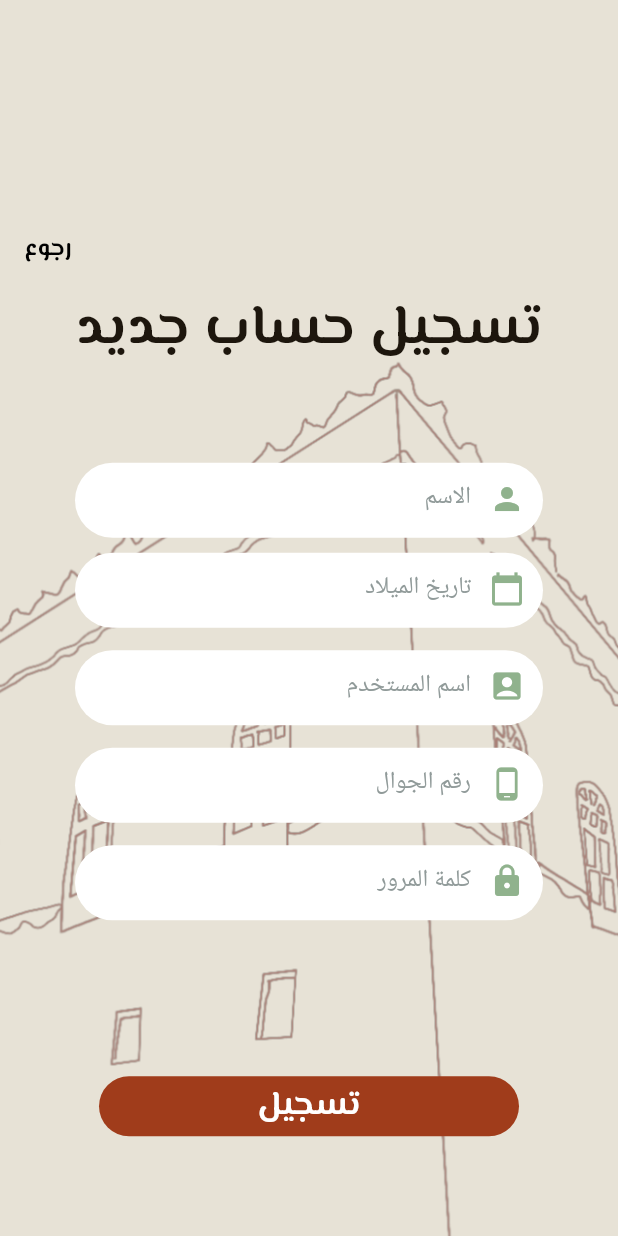
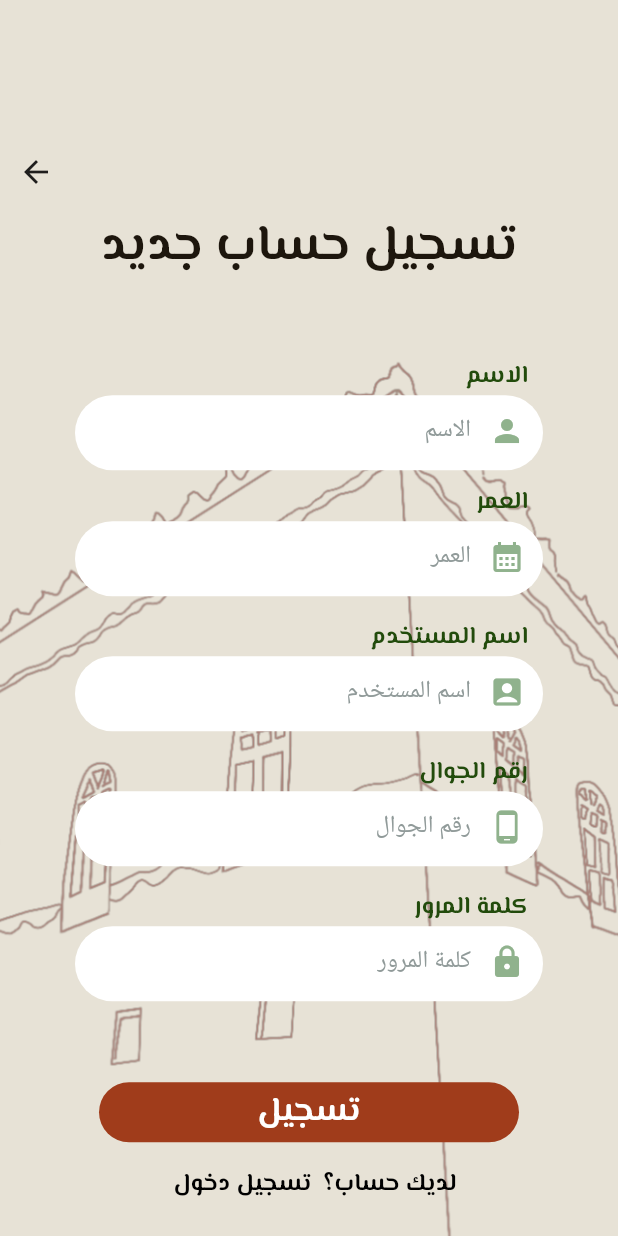
Before and after one commit to TALEED5/toto, a Flutter app: the screen it shows after launch, after a tap on "تسجيل جديد", on a phone screen of 412 x 824 dp. Run offline on Flutter 3.47's test engine with Material 2 defaults, Android fonts, the phone set to English and light mode, and no system bars.

Commit message:
back button & some changes

```diff
--- a/lib/CreateAccount.dart
+++ b/lib/CreateAccount.dart
@@ -1,7 +1,5 @@
 // ignore_for_file: prefer_const_constructors
-
 import 'package:flutter/material.dart';
-import 'package:intl/intl.dart';
 
 class CreateAccount extends StatefulWidget {
   @override
@@ -10,25 +8,16 @@ class CreateAccount extends StatefulWidget {
 
 class _CreateAccountState extends State<CreateAccount> {
   bool obscure_text = true;
-  TextEditingController dateinput = TextEditingController();
+
   Icon iconfirst = Icon(
     Icons.visibility_off,
     color: Color.fromARGB(255, 255, 255, 255),
   );
 
   @override
-  void initState() {
-    dateinput.text = ""; //set the initial value of text field
-    super.initState();
-  }
-
-  @override
   Widget build(BuildContext context) {
     return MaterialApp(
       home: Scaffold(
-        //backgroundColor: Color.fromARGB(33, 0, 0, 0),
-        //Color.fromARGB(255, 255, 253, 244),
-        //backgroundColor: Color.fromARGB(255, 146, 130, 63),
         body:
             //SafeArea(
             Container(
@@ -45,26 +34,18 @@ class _CreateAccountState extends State<CreateAccount> {
                 //mainAxisAlignment: MainAxisAlignment.center,
                 children: [
                   Container(
-                    alignment: Alignment.centerLeft,
-                    child: TextButton(
+                    alignment: Alignment.topLeft,
+                    child: IconButton(
+                      icon: Icon(Icons.arrow_back),
                       onPressed: () {
                         Navigator.pop(context);
                       },
-                      //style: ButtonStyle(alignment: Alignment.centerLeft),
-                      child: Text(
-                        "رجوع",
-                        style: TextStyle(
-                            fontWeight: FontWeight.bold,
-                            fontFamily: "ElMessiri",
-                            fontSize: 16.0,
-                            color: Color.fromARGB(255, 0, 0, 0)),
-                      ),
                     ),
                   ),
                   Text(
                     "تسجيل حساب جديد",
                     style: TextStyle(
-                        fontSize: 37.0,
+                        fontSize: 33.0,
                         color: Color.fromARGB(255, 29, 22, 13),
                         fontWeight: FontWeight.bold,
                         fontFamily: "ElMessiri"),
@@ -73,10 +54,26 @@ class _CreateAccountState extends State<CreateAccount> {
                   Padding(
                     padding: EdgeInsets.fromLTRB(0, 45, 0, 0),
                   ),
+
                   //------------------------------الاسم---------------------------------------
                   SizedBox(
-                    height: 15.0,
+                    height: 3.0,
                   ),
+                  Container(
+                    alignment: Alignment.centerRight,
+                    padding: EdgeInsets.fromLTRB(0, 0, 60, 0),
+                    child: Text(
+                      "الاسم",
+                      textAlign: TextAlign.right,
+                      style: TextStyle(
+                        fontFamily: "ElMessiri",
+                        fontSize: 16.0,
+                        color: Color.fromARGB(255, 34, 75, 12),
+                        fontWeight: FontWeight.bold,
+                      ),
+                    ),
+                  ),
+
                   Container(
                     //مربع الاسم
                     height: 50.0,
@@ -103,70 +100,65 @@ class _CreateAccountState extends State<CreateAccount> {
                     ),
                   ),
                   //------------------------
-                  Padding(
-                    padding: EdgeInsets.fromLTRB(0, 10, 0, 0),
+                  SizedBox(
+                    height: 9.0,
                   ),
                   Container(
-                    //SizedBox(
-                    //      height: 15.0,
-                    //   ),
-                    //  Container(
+                    alignment: Alignment.centerRight,
+                    padding: EdgeInsets.fromLTRB(0, 0, 60, 0),
+                    child: Text(
+                      "العمر",
+                      textAlign: TextAlign.right,
+                      style: TextStyle(
+                        fontFamily: "ElMessiri",
+                        fontSize: 16.0,
+                        color: Color.fromARGB(255, 34, 75, 12),
+                        fontWeight: FontWeight.bold,
+                      ),
+                    ),
+                  ),
+                  Container(
                     height: 50.0,
                     decoration: BoxDecoration(
                       color: Colors.white,
                       borderRadius: BorderRadius.circular(30),
                     ),
-
                     margin:
                         EdgeInsets.symmetric(vertical: 0.0, horizontal: 50.0),
                     child: TextField(
-                      controller:
-                          dateinput, //editing controller of this TextField
                       textAlign: TextAlign.right,
-                      //cursorColor: Color(0xFF90B28D),
+                      cursorColor: Color(0xFF90B28D),
                       decoration: InputDecoration(
                         border: InputBorder.none,
                         suffixIcon: Icon(
-                          Icons.calendar_today,
+                          Icons.calendar_month,
                           color: Color(0xFF90B28D),
                         ),
-                        hintText: "تاريخ الميلاد",
+                        hintText: "العمر",
                         hintStyle: TextStyle(
                           color: Color(0xFF909A99),
-                        ), //label text of field
+                        ),
                       ),
-                      readOnly:
-                          true, //set it true, so that user will not able to edit text
-                      onTap: () async {
-                        DateTime? pickedDate = await showDatePicker(
-                            context: context,
-                            initialDate: DateTime.now(),
-                            firstDate: DateTime(
-                                2000), //DateTime.now() - not to allow to choose before today.
-                            lastDate: DateTime(2101));
-
-                        if (pickedDate != null) {
-                          print(
-                              pickedDate); //pickedDate output format => 2021-03-10 00:00:00.000
-                          String formattedDate =
-                              DateFormat('yyyy-MM-dd').format(pickedDate);
-                          print(
-                              formattedDate); //formatted date output using intl package =>  2021-03-16
-                          //you can implement different kind of Date Format here according to your requirement
-
-                          setState(() {
-                            dateinput.text =
-                                formattedDate; //set output date to TextField value.
-                          });
-                        } else {
-                          print("Date is not selected");
-                        }
-                      },
+                      keyboardType: TextInputType.number,
                     ),
                   ),
                   //--------------------اسم المستخدم-----------------------------
                   SizedBox(
                     height: 15.0,
+                  ),
+                  Container(
+                    alignment: Alignment.centerRight,
+                    padding: EdgeInsets.fromLTRB(0, 0, 60, 0),
+                    child: Text(
+                      "اسم المستخدم",
+                      textAlign: TextAlign.right,
+                      style: TextStyle(
+                        fontFamily: "ElMessiri",
+                        fontSize: 16.0,
+                        color: Color.fromARGB(255, 34, 75, 12),
+                        fontWeight: FontWeight.bold,
+                      ),
+                    ),
                   ),
                   Container(
                     height: 50.0,
@@ -196,6 +188,20 @@ class _CreateAccountState extends State<CreateAccount> {
                     height: 15.0,
                   ),
                   Container(
+                    alignment: Alignment.centerRight,
+                    padding: EdgeInsets.fromLTRB(0, 0, 60, 0),
+                    child: Text(
+                      "رقم الجوال",
+                      textAlign: TextAlign.right,
+                      style: TextStyle(
+                        fontFamily: "ElMessiri",
+                        fontSize: 16.0,
+                        color: Color.fromARGB(255, 34, 75, 12),
+                        fontWeight: FontWeight.bold,
+                      ),
+                    ),
+                  ),
+                  Container(
                     height: 50.0,
                     decoration: BoxDecoration(
                       color: Colors.white,
@@ -223,6 +229,20 @@ class _CreateAccountState extends State<CreateAccount> {
                   //-------------------------------كلمة المرور------------------------------
                   SizedBox(
                     height: 15.0,
+                  ),
+                  Container(
+                    alignment: Alignment.centerRight,
+                    padding: EdgeInsets.fromLTRB(0, 0, 60, 0),
+                    child: Text(
+                      "كلمة المرور",
+                      textAlign: TextAlign.right,
+                      style: TextStyle(
+                        fontFamily: "ElMessiri",
+                        fontSize: 16.0,
+                        color: Color.fromARGB(255, 34, 75, 12),
+                        fontWeight: FontWeight.bold,
+                      ),
+                    ),
                   ),
                   Container(
                     height: 50.0,
@@ -273,7 +293,7 @@ class _CreateAccountState extends State<CreateAccount> {
                   ),
 
                   Padding(
-                    padding: EdgeInsets.fromLTRB(0, 70, 0, 0),
+                    padding: EdgeInsets.fromLTRB(0, 20, 0, 0),
                   ),
                   ElevatedButton(
                     onPressed: createAccount,
@@ -296,28 +316,44 @@ class _CreateAccountState extends State<CreateAccount> {
                       textAlign: TextAlign.center,
                     ),
                   ),
-                  /* Container(
-                    //------------------------مربع التسجيل----------------------
-                    width: 280.0,
-                    height: 40.0,
-
-                    decoration: BoxDecoration(
-                      color: Color(0xFFA03C1B),
-                      borderRadius: BorderRadius.circular(30),
+                  //////////////////////////////////////// have an account
+                  Container(
+                    child: Center(
+                      child: Row(
+                        mainAxisAlignment: MainAxisAlignment.center,
+                        children: [
+                          TextButton(
+                            onPressed: () {
+                              Navigator.push(
+                                  context,
+                                  MaterialPageRoute(
+                                    builder: (context) => CreateAccount(),
+                                  ));
+                            },
+                            style: ButtonStyle(
+                              alignment: Alignment.center,
+                            ),
+                            child: Text(
+                              "تسجيل دخول",
+                              style: TextStyle(
+                                  fontWeight: FontWeight.bold,
+                                  fontFamily: "ElMessiri",
+                                  fontSize: 16.0,
+                                  color: Color.fromARGB(255, 0, 0, 0)),
+                            ),
+                          ),
+                          Text(
+                            "لديك حساب؟",
+                            style: TextStyle(
+                                fontWeight: FontWeight.bold,
+                                fontFamily: "ElMessiri",
+                                fontSize: 16.0,
+                                color: Color.fromARGB(255, 0, 0, 0)),
+                          ),
+                        ],
+                      ),
                     ),
-
-                    margin:
-                        EdgeInsets.symmetric(vertical: 10.0, horizontal: 20.0),
-                    child: Text(
-                      "تسجيل",
-                      style: TextStyle(
-                          fontWeight: FontWeight.bold,
-                          fontFamily: "ElMessiri",
-                          fontSize: 22.0,
-                          color: Colors.white),
-                      textAlign: TextAlign.center,
-                    ),
-                  ),*/
+                  ),
                 ],
               ),
             ),
--- a/lib/forgetpassword.dart
+++ b/lib/forgetpassword.dart
@@ -24,19 +24,11 @@ class _forgetpassState extends State<forgetpass> {
                 children: [
                   Container(
                     alignment: Alignment.topLeft,
-                    child: TextButton(
+                    child: IconButton(
+                      icon: Icon(Icons.arrow_back),
                       onPressed: () {
                         Navigator.pop(context);
                       },
-                      //style: ButtonStyle(alignment: Alignment.centerLeft),
-                      child: Text(
-                        "رجوع",
-                        style: TextStyle(
-                            fontWeight: FontWeight.bold,
-                            fontFamily: "ElMessiri",
-                            fontSize: 16.0,
-                            color: Color.fromARGB(255, 0, 0, 0)),
-                      ),
                     ),
                   ),
                   Text(
--- a/lib/main.dart
+++ b/lib/main.dart
@@ -65,7 +65,9 @@ class _MyAppState extends State<MyApp> {
                     textAlign: TextAlign.right,
                     style: TextStyle(
                       fontFamily: "ElMessiri",
-
+                      fontSize: 16.0,
+                      color: Color.fromARGB(255, 34, 75, 12),
+                      fontWeight: FontWeight.bold,
                     ),
                   ),
                 ),
@@ -95,6 +97,20 @@ class _MyAppState extends State<MyApp> {
                 ),
                 SizedBox(
                   height: 25.0,
+                ),
+                Container(
+                  alignment: Alignment.centerRight,
+                  padding: EdgeInsets.fromLTRB(0, 0, 60, 0),
+                  child: Text(
+                    "كلمة المرور",
+                    textAlign: TextAlign.right,
+                    style: TextStyle(
+                      fontFamily: "ElMessiri",
+                      fontSize: 16.0,
+                      color: Color.fromARGB(255, 34, 75, 12),
+                      fontWeight: FontWeight.bold,
+                    ),
+                  ),
                 ),
                 Container(
                   height: 50.0,
```
